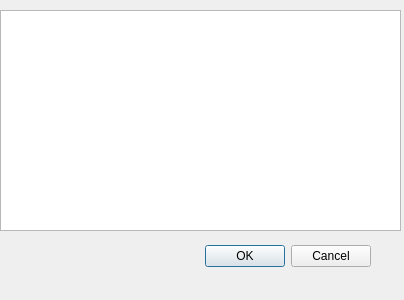
The window that haystack/gui/searchStruct.ui (trolldbois/python-haystack) describes before a commit, drawn with Qt 5.
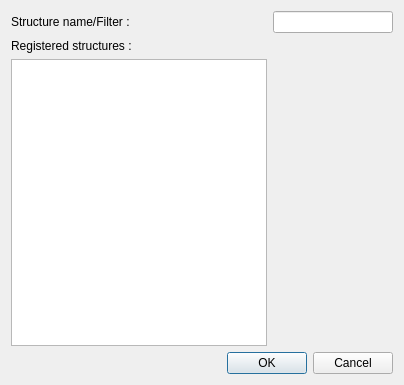
The same window after the commit.

Commit message: functionnal search structure dialog with a filtered treeview

The edit to the form file:
```diff
--- a/haystack/gui/searchStruct.ui
+++ b/haystack/gui/searchStruct.ui
@@ -7,21 +7,67 @@
     <x>0</x>
     <y>0</y>
     <width>404</width>
-    <height>300</height>
+    <height>385</height>
    </rect>
   </property>
   <property name="windowTitle">
    <string>Search for a Structure</string>
   </property>
+  <layout class="QGridLayout" name="gridLayout_2">
+   <item row="0" column="0">
+    <layout class="QGridLayout" name="gridLayout">
+     <item row="3" column="0">
+      <widget class="QTreeWidget" name="searchWidget_tree">
+       <property name="sizePolicy">
+        <sizepolicy hsizetype="Expanding" vsizetype="Expanding">
+         <horstretch>0</horstretch>
+         <verstretch>0</verstretch>
+        </sizepolicy>
+       </property>
+       <property name="baseSize">
+        <size>
+         <width>0</width>
+         <height>0</height>
+        </size>
+       </property>
+       <property name="editTriggers">
+        <set>QAbstractItemView::DoubleClicked|QAbstractItemView::EditKeyPressed|QAbstractItemView::SelectedClicked</set>
+       </property>
+       <attribute name="headerVisible">
+        <bool>false</bool>
+       </attribute>
+       <column>
+        <property name="text">
+         <string notr="true">1</string>
+        </property>
+       </column>
+      </widget>
+     </item>
+     <item row="0" column="0">
+      <widget class="QLabel" name="label">
+       <property name="text">
+        <string>Structure name/Filter :</string>
+       </property>
+      </widget>
+     </item>
+     <item row="0" column="1">
+      <widget class="QLineEdit" name="lineEdit_filter">
+       <property name="focusPolicy">
+        <enum>Qt::StrongFocus</enum>
+       </property>
+      </widget>
+     </item>
+     <item row="1" column="0">
+      <widget class="QLabel" name="label_2">
+       <property name="text">
+        <string>Registered structures :</string>
+       </property>
+      </widget>
+     </item>
+    </layout>
+   </item>
+   <item row="1" column="0">
   <widget class="QDialogButtonBox" name="dialog_search_structure_buttonbox">
-   <property name="geometry">
-    <rect>
-     <x>30</x>
-     <y>240</y>
-     <width>341</width>
-     <height>32</height>
-    </rect>
-   </property>
    <property name="orientation">
     <enum>Qt::Horizontal</enum>
    </property>
@@ -29,21 +75,8 @@
     <set>QDialogButtonBox::Cancel|QDialogButtonBox::Ok</set>
    </property>
   </widget>
-  <widget class="QWidget" name="gridLayoutWidget">
-   <property name="geometry">
-    <rect>
-     <x>0</x>
-     <y>10</y>
-     <width>401</width>
-     <height>221</height>
-    </rect>
-   </property>
-   <layout class="QGridLayout" name="gridLayout">
-    <item row="0" column="0">
-     <widget class="QTreeView" name="treeView"/>
-    </item>
-   </layout>
-  </widget>
+   </item>
+  </layout>
  </widget>
  <resources/>
  <connections>
```
Lines whose indentation alone changed are shown as unchanged. The commit also changes 6 other files.
